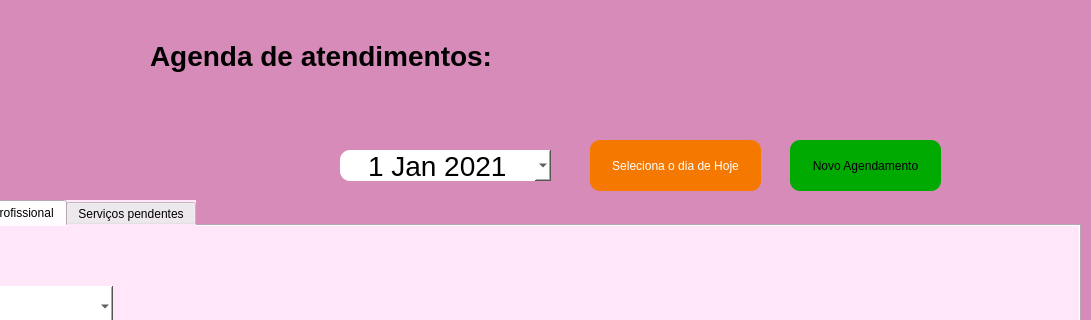
Before: the Qt Designer form telas_duda/agenda.ui in JVwolfart/PROJETO-SALAO-JOVEM-PROGRAMADOR, drawn with Qt 5; both pictures show x 300 to 1391 and y 0 to 320 of the 1391 by 838 pixel window.
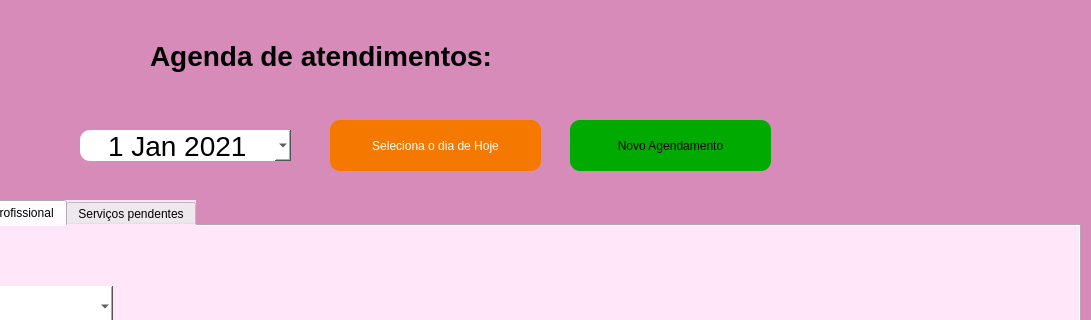
After: the same form once the commit is applied. Icons and pictures are not drawn.

Diff of the .ui file:
```diff
--- a/telas_duda/agenda.ui
+++ b/telas_duda/agenda.ui
@@ -803,9 +803,9 @@
    <widget class="QPushButton" name="BtnAgendamento">
     <property name="geometry">
      <rect>
-      <x>1090</x>
-      <y>140</y>
-      <width>151</width>
+      <x>870</x>
+      <y>120</y>
+      <width>201</width>
       <height>51</height>
      </rect>
     </property>
@@ -852,8 +852,8 @@
    <widget class="QDateEdit" name="InputData">
     <property name="geometry">
      <rect>
-      <x>640</x>
-      <y>150</y>
+      <x>380</x>
+      <y>130</y>
       <width>211</width>
       <height>31</height>
      </rect>
@@ -898,9 +898,9 @@
    <widget class="QPushButton" name="BtnHoje">
     <property name="geometry">
      <rect>
-      <x>890</x>
-      <y>140</y>
-      <width>171</width>
+      <x>630</x>
+      <y>120</y>
+      <width>211</width>
       <height>51</height>
      </rect>
     </property>
```
